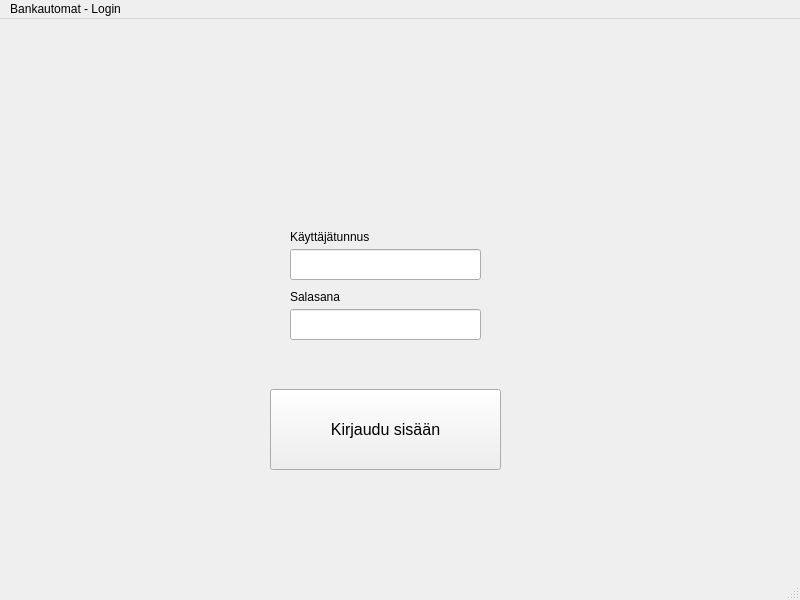
Old version of the form bankautomat/bankautomat/loginwindow.ui in the repository tvt21kmo-bank-project/group_10.
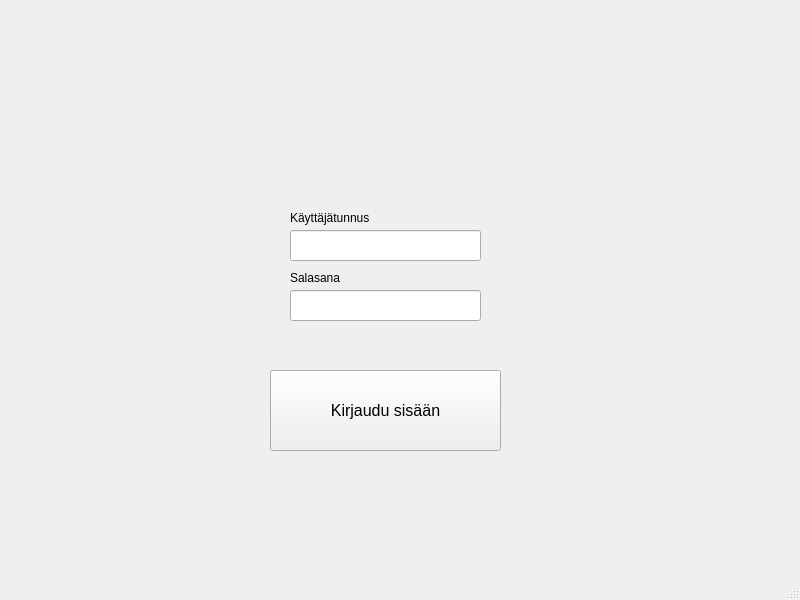
New version of the form.

Commit message:
Main Bank Window added
Added the main bank window. Once the Qt Application is connected to the REST API, the main window will open after a valid login.

Diff of the .ui file:
```diff
--- a/bankautomat/bankautomat/loginwindow.ui
+++ b/bankautomat/bankautomat/loginwindow.ui
@@ -95,22 +95,6 @@
     </property>
    </widget>
   </widget>
-  <widget class="QMenuBar" name="menubar">
-   <property name="geometry">
-    <rect>
-     <x>0</x>
-     <y>0</y>
-     <width>800</width>
-     <height>21</height>
-    </rect>
-   </property>
-   <widget class="QMenu" name="menuBankautomat_Login">
-    <property name="title">
-     <string>Bankautomat - Login</string>
-    </property>
-   </widget>
-   <addaction name="menuBankautomat_Login"/>
-  </widget>
   <widget class="QStatusBar" name="statusbar"/>
  </widget>
  <resources/>
```
Left out of the diff: 2 changed lines with no effect on the pictures. The commit also changes 5 other files.
